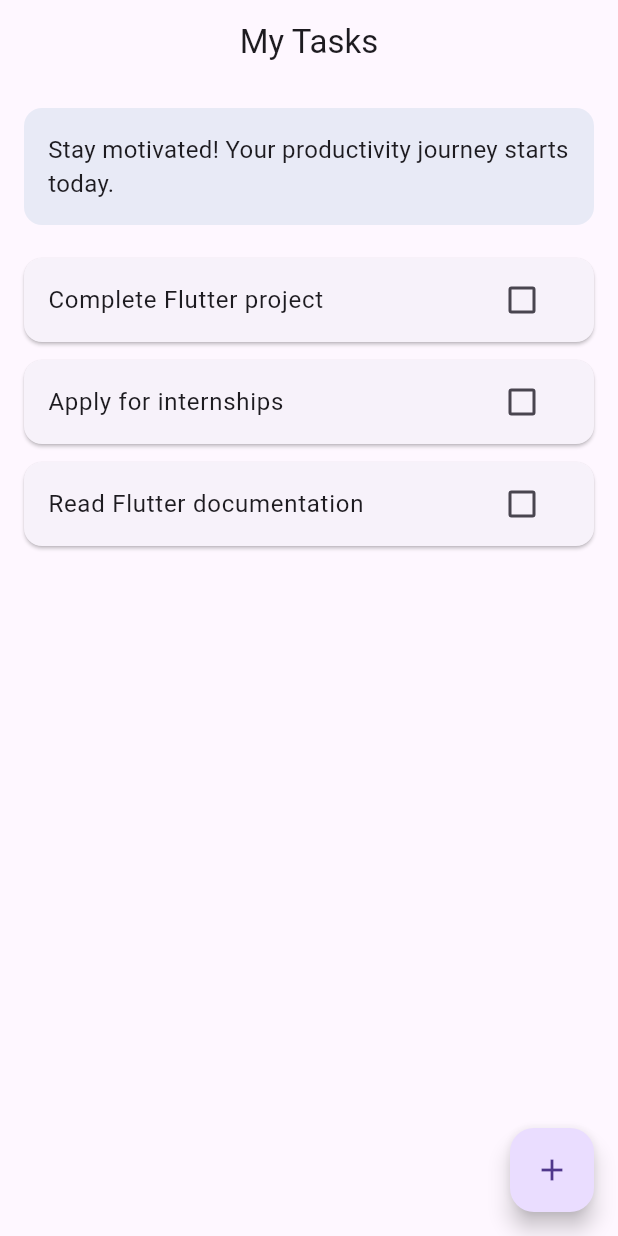
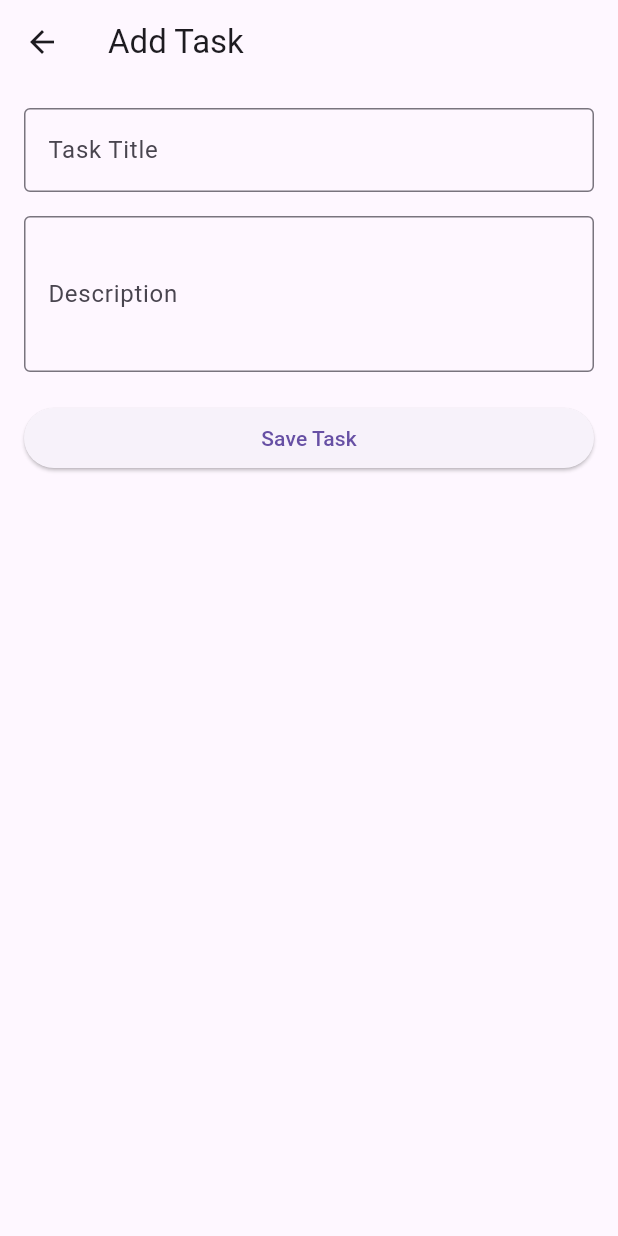
Before and after one commit to ishapragyan/TodoQuotesApp, a Flutter app: the screen it shows after launch, after a tap on the "add" icon, on a phone screen of 412 x 824 dp. Run offline on Flutter 3.47's test engine with Material 3 defaults, Android fonts, the phone set to English and light mode, and no system bars.

Commit message:
Add new task creation screen and navigation from home screen

```diff
--- a/lib/main.dart
+++ b/lib/main.dart
@@ -1,6 +1,7 @@
 import 'package:flutter/material.dart';
 import 'models/task.dart';
 import 'widgets/task_tile.dart';
+import 'screens/add_task_screen.dart';
 
 void main() {
   runApp(const TodoQuotesApp());
@@ -81,7 +82,27 @@
       ),
 
       floatingActionButton: FloatingActionButton(
-        onPressed: () {},
+        onPressed: () async {
+
+          final result = await Navigator.push(
+            context,
+            MaterialPageRoute(
+              builder: (context) => const AddTaskScreen(),
+            ),
+          );
+
+          if (result != null) {
+            setState(() {
+              dummyTasks.add(
+                Task(
+                  title: result["title"],
+                  description: result["description"],
+                ),
+              );
+            });
+          }
+
+        },
         child: const Icon(Icons.add),
       ),
     );
--- /dev/null
+++ b/lib/screens/add_task_screen.dart
@@ -0,0 +1,72 @@
+import 'package:flutter/material.dart';
+
+class AddTaskScreen extends StatefulWidget {
+  const AddTaskScreen({super.key});
+
+  @override
+  State<AddTaskScreen> createState() => _AddTaskScreenState();
+}
+
+class _AddTaskScreenState extends State<AddTaskScreen> {
+
+  final TextEditingController titleController = TextEditingController();
+  final TextEditingController descriptionController = TextEditingController();
+
+  void saveTask() {
+
+    if (titleController.text.isEmpty) return;
+
+    Navigator.pop(context, {
+      "title": titleController.text,
+      "description": descriptionController.text
+    });
+  }
+
+  @override
+  Widget build(BuildContext context) {
+    return Scaffold(
+      appBar: AppBar(
+        title: const Text("Add Task"),
+      ),
+      body: Padding(
+        padding: const EdgeInsets.all(16),
+        child: Column(
+          children: [
+
+            /// Task Title
+            TextField(
+              controller: titleController,
+              decoration: const InputDecoration(
+                labelText: "Task Title",
+                border: OutlineInputBorder(),
+              ),
+            ),
+
+            const SizedBox(height: 16),
+
+            /// Task Description
+            TextField(
+              controller: descriptionController,
+              maxLines: 3,
+              decoration: const InputDecoration(
+                labelText: "Description",
+                border: OutlineInputBorder(),
+              ),
+            ),
+
+            const SizedBox(height: 20),
+
+            /// Save Button
+            SizedBox(
+              width: double.infinity,
+              child: ElevatedButton(
+                onPressed: saveTask,
+                child: const Text("Save Task"),
+              ),
+            )
+          ],
+        ),
+      ),
+    );
+  }
+}
```
